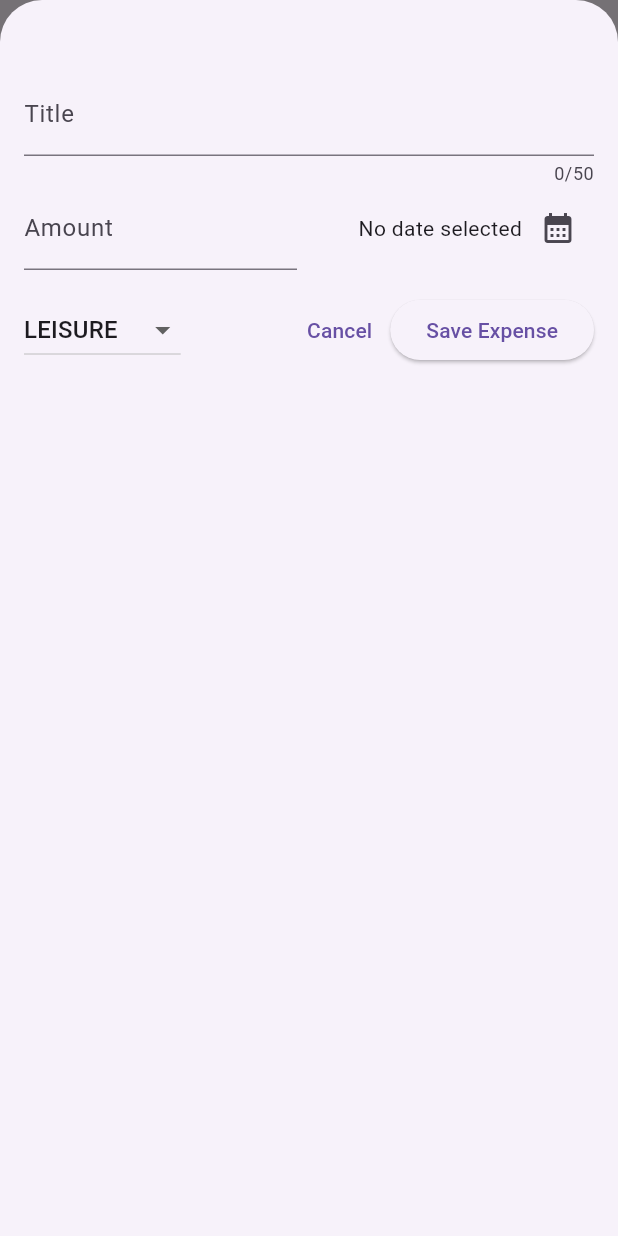
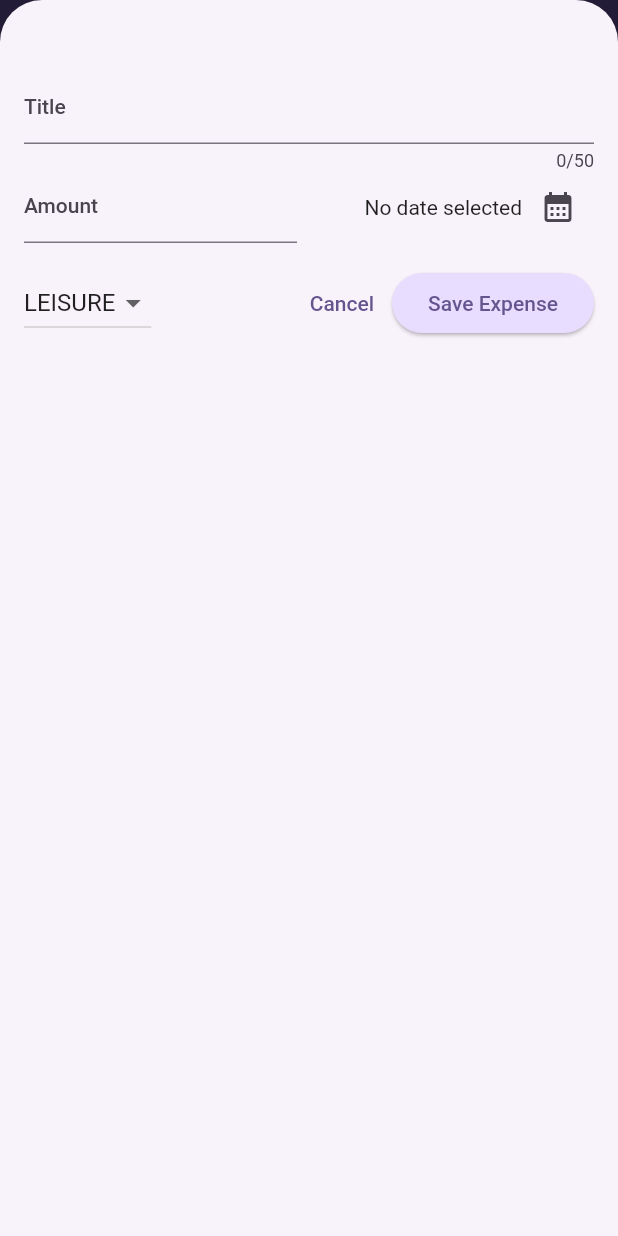
Before and after one commit to Shivansh722/expense_tracker, a Flutter app: the screen it shows after launch, after a tap on the "add" icon, on a phone screen of 412 x 824 dp. Run offline on Flutter 3.47's test engine with Material 2 defaults, Android fonts, the phone set to English and light mode, and no system bars.

Commit message:
Add files via upload

```diff
--- a/lib/main.dart
+++ b/lib/main.dart
@@ -2,11 +2,64 @@ import 'package:flutter/material.dart';
 
 import 'package:expense_tracker/widgets/expenses.dart';
 
+var kColorScheme = ColorScheme.fromSeed(
+  seedColor: const Color.fromARGB(255, 96, 59, 181),
+);
+
+var kDarkColorScheme = ColorScheme.fromSeed(
+  brightness: Brightness.dark,
+  seedColor: const Color.fromARGB(255, 5, 99, 125),
+);
+
 void main() {
   runApp(
     MaterialApp(
-      theme:ThemeData(useMaterial3: true),
-      home:const Expenses(),
+      darkTheme: ThemeData.dark().copyWith(
+        useMaterial3: true,
+        colorScheme: kDarkColorScheme,
+        cardTheme: const CardTheme().copyWith(
+          color: kDarkColorScheme.secondaryContainer,
+          margin: const EdgeInsets.symmetric(
+            horizontal: 16,
+            vertical: 8,
+          ),
+        ),
+        elevatedButtonTheme: ElevatedButtonThemeData(
+          style: ElevatedButton.styleFrom(
+            backgroundColor: kDarkColorScheme.primaryContainer,
+            foregroundColor: kDarkColorScheme.onPrimaryContainer,
+          ),
+        ),
+      ),
+      theme: ThemeData().copyWith(
+        useMaterial3: true,
+        colorScheme: kColorScheme,
+        appBarTheme: const AppBarTheme().copyWith(
+          backgroundColor: kColorScheme.onPrimaryContainer,
+          foregroundColor: kColorScheme.primaryContainer,
+        ),
+        cardTheme: const CardTheme().copyWith(
+          color: kColorScheme.secondaryContainer,
+          margin: const EdgeInsets.symmetric(
+            horizontal: 16,
+            vertical: 8,
+          ),
+        ),
+        elevatedButtonTheme: ElevatedButtonThemeData(
+          style: ElevatedButton.styleFrom(
+            backgroundColor: kColorScheme.primaryContainer,
+          ),
+        ),
+        textTheme: ThemeData().textTheme.copyWith(
+              titleLarge: TextStyle(
+                fontWeight: FontWeight.bold,
+                color: kColorScheme.onSecondaryContainer,
+                fontSize: 16,
+              ),
+            ),
+      ),
+      // themeMode: ThemeMode.system, // default
+      home: const Expenses(),
     ),
   );
 }
--- a/lib/models/expense.dart
+++ b/lib/models/expense.dart
@@ -1,32 +1,60 @@
+import 'package:flutter/material.dart';
 import 'package:uuid/uuid.dart';
-import 'package:flutter/material.dart';
 import 'package:intl/intl.dart';
-final formatter = DateFormat('yyyy-MM-dd');
+
+final formatter = DateFormat.yMd();
+
 const uuid = Uuid();
 
-enum Category { food, travel, leisure, work, shopping }
+enum Category { food, travel, leisure, work }
+
 const categoryIcons = {
-    Category.food: Icons.fastfood,
-    Category.travel: Icons.flight,
-    Category.leisure: Icons.sunny,
+  Category.food: Icons.lunch_dining,
+  Category.travel: Icons.flight_takeoff,
+  Category.leisure: Icons.movie,
   Category.work: Icons.work,
 };
+
 class Expense {
-
   Expense({
-
     required this.title,
     required this.amount,
     required this.date,
     required this.category,
-        }) : id = uuid.v4();//constructor)
+  }) : id = uuid.v4();
+
   final String id;
   final String title;
   final double amount;
-  final DateTime date;//date is a object of DateTime class  which is a built in class in dart and flutter
+  final DateTime date;
   final Category category;
 
   String get formattedDate {
     return formatter.format(date);
   }
 }
+
+class ExpenseBucket {
+  const ExpenseBucket({
+    required this.category,
+    required this.expenses,
+  });
+
+  ExpenseBucket.forCategory(List<Expense> allExpenses, this.category)
+      : expenses = allExpenses
+            .where((expense) => expense.category == category)
+            .toList();
+
+  final Category category;
+  final List<Expense> expenses;
+
+  double get totalExpenses {
+    double sum = 0;
+
+    for (final expense in expenses) {
+      sum += expense.amount; // sum = sum + expense.amount
+    }
+
+    return sum;
+  }
+}
--- a/lib/widgets/expenses_list/expense_item.dart
+++ b/lib/widgets/expenses_list/expense_item.dart
@@ -1,4 +1,5 @@
 import 'package:flutter/material.dart';
+
 import 'package:expense_tracker/models/expense.dart';
 
 class ExpenseItem extends StatelessWidget {
@@ -11,21 +12,27 @@ class ExpenseItem extends StatelessWidget {
     return Card(
       child: Padding(
         padding: const EdgeInsets.symmetric(
-          vertical: 10,
-          horizontal: 15,
+          horizontal: 20,
+          vertical: 16,
         ),
         child: Column(
+          crossAxisAlignment: CrossAxisAlignment.start,
           children: [
-            Text(expense.title),
-            const SizedBox(height: 5),
+            Text(
+              expense.title,
+              style: Theme.of(context).textTheme.titleLarge,
+            ),
+            const SizedBox(height: 4),
             Row(
               children: [
-                Text('\$${expense.amount.toStringAsFixed(2)}'),
+                Text(
+                  '\$${expense.amount.toStringAsFixed(2)}',
+                ),
                 const Spacer(),
                 Row(
                   children: [
-                     Icon(categoryIcons[expense.category]),
-                    const SizedBox(width: 5),
+                    Icon(categoryIcons[expense.category]),
+                    const SizedBox(width: 8),
                     Text(expense.formattedDate),
                   ],
                 ),
--- a/lib/widgets/expenses_list/expenses_list.dart
+++ b/lib/widgets/expenses_list/expenses_list.dart
@@ -1,14 +1,14 @@
 import 'package:flutter/material.dart';
 
+import 'package:expense_tracker/widgets/expenses_list/expense_item.dart';
 import 'package:expense_tracker/models/expense.dart';
-import 'package:expense_tracker/widgets/expenses_list/expense_item.dart';
 
 class ExpensesList extends StatelessWidget {
   const ExpensesList({
-    Key? key,
+    super.key,
     required this.expenses,
     required this.onRemoveExpense,
-  }) : super(key: key);
+  });
 
   final List<Expense> expenses;
   final void Function(Expense expense) onRemoveExpense;
@@ -18,11 +18,19 @@ class ExpensesList extends StatelessWidget {
     return ListView.builder(
       itemCount: expenses.length,
       itemBuilder: (ctx, index) => Dismissible(
-        key: ValueKey(expenses[index].id),
+        key: ValueKey(expenses[index]),
+        background: Container(
+          color: Theme.of(context).colorScheme.error.withOpacity(0.75),
+          margin: EdgeInsets.symmetric(
+            horizontal: Theme.of(context).cardTheme.margin!.horizontal,
+          ),
+        ),
         onDismissed: (direction) {
           onRemoveExpense(expenses[index]);
         },
-        child: ExpenseItem(expenses[index]),
+        child: ExpenseItem(
+          expenses[index],
+        ),
       ),
     );
   }
--- a/lib/widgets/new_expense.dart
+++ b/lib/widgets/new_expense.dart
@@ -80,8 +80,7 @@ class _NewExpenseState extends State<NewExpense> {
   @override
   Widget build(BuildContext context) {
     return Padding(
-      padding: const EdgeInsets.fromLTRB(16, 48
-      , 16, 16),
+      padding: const EdgeInsets.fromLTRB(16, 48, 16, 16),
       child: Column(
         children: [
           TextField(
--- a/pubspec.yaml
+++ b/pubspec.yaml
@@ -37,6 +37,7 @@ dependencies:
   cupertino_icons: ^1.0.2
   uuid: ^3.0.7
   intl: ^0.18.1
+  fl_chart: ^0.62.0
 
 dev_dependencies:
   flutter_test:
```
Also changed, not shown: lib/widgets/chart/chart.dart (added, +95 -0 lines), lib/widgets/chart/chart_bar.dart (added, +34 -0 lines), pubspec.lock, 87 other files. Lines whose indentation alone changed are shown as unchanged.
